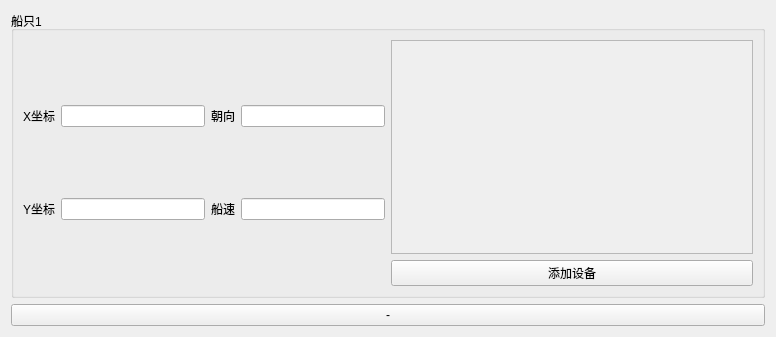
First picture: the form in resource/ui/shipwidget.ui, repository YaHeii/Electromagnetic_Compatibility, before the edit.
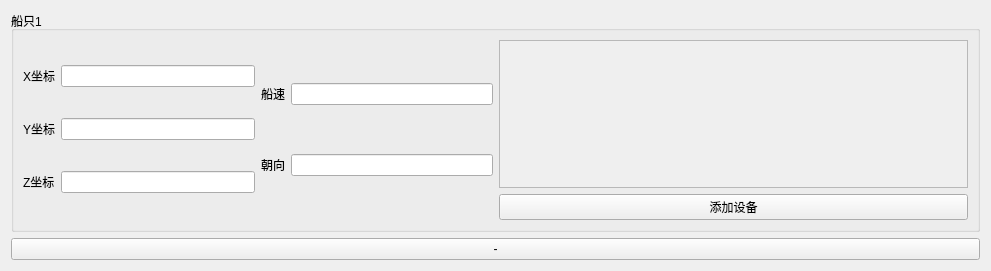
Second picture: the form after the edit.

Commit message: change ship interface

```diff
--- a/resource/ui/shipwidget.ui
+++ b/resource/ui/shipwidget.ui
@@ -6,14 +6,14 @@
    <rect>
     <x>0</x>
     <y>0</y>
-    <width>776</width>
-    <height>337</height>
+    <width>991</width>
+    <height>271</height>
    </rect>
   </property>
   <property name="minimumSize">
    <size>
     <width>0</width>
-    <height>150</height>
+    <height>200</height>
    </size>
   </property>
   <property name="windowTitle">
@@ -24,55 +24,96 @@
     <layout class="QVBoxLayout" name="verticalLayout_4">
      <item>
       <widget class="QGroupBox" name="groupBox">
+       <property name="minimumSize">
+        <size>
+         <width>0</width>
+         <height>200</height>
+        </size>
+       </property>
        <property name="title">
         <string>船只1</string>
        </property>
-       <layout class="QHBoxLayout" name="horizontalLayout_4" stretch="2,2">
+       <layout class="QHBoxLayout" name="horizontalLayout_7">
         <item>
-         <layout class="QGridLayout" name="gridLayout">
-          <property name="sizeConstraint">
-           <enum>QLayout::SizeConstraint::SetNoConstraint</enum>
-          </property>
-          <item row="0" column="1">
-           <widget class="QLineEdit" name="ship_X"/>
-          </item>
-          <item row="0" column="3">
-           <widget class="QLineEdit" name="ship_Orienteation"/>
-          </item>
-          <item row="1" column="3">
-           <widget class="QLineEdit" name="ship_Speed"/>
-          </item>
-          <item row="1" column="1">
-           <widget class="QLineEdit" name="ship_Y"/>
-          </item>
-          <item row="0" column="0">
+         <layout class="QHBoxLayout" name="horizontalLayout_6">
+          <item>
+           <layout class="QVBoxLayout" name="verticalLayout_5">
+            <item>
+             <layout class="QHBoxLayout" name="horizontalLayout">
+              <item>
            <widget class="QLabel" name="label">
             <property name="text">
              <string>X坐标</string>
             </property>
            </widget>
           </item>
-          <item row="1" column="0">
-           <widget class="QLabel" name="label_2">
+              <item>
+               <widget class="QLineEdit" name="X_offset"/>
+              </item>
+             </layout>
+            </item>
+            <item>
+             <layout class="QHBoxLayout" name="horizontalLayout_2">
+              <item>
+               <widget class="QLabel" name="label_3">
             <property name="text">
              <string>Y坐标</string>
             </property>
            </widget>
           </item>
-          <item row="1" column="2">
+              <item>
+               <widget class="QLineEdit" name="Y_offset"/>
+              </item>
+             </layout>
+            </item>
+            <item>
+             <layout class="QHBoxLayout" name="horizontalLayout_3">
+              <item>
+               <widget class="QLabel" name="label_2">
+                <property name="text">
+                 <string>Z坐标</string>
+                </property>
+               </widget>
+              </item>
+              <item>
+               <widget class="QLineEdit" name="Z_offset"/>
+              </item>
+             </layout>
+            </item>
+           </layout>
+          </item>
+          <item>
+           <layout class="QVBoxLayout" name="verticalLayout_6">
+            <item>
+             <layout class="QHBoxLayout" name="horizontalLayout_5">
+              <item>
            <widget class="QLabel" name="label_39">
             <property name="text">
              <string>船速</string>
             </property>
            </widget>
           </item>
-          <item row="0" column="2">
+              <item>
+               <widget class="QLineEdit" name="ship_Speed"/>
+              </item>
+             </layout>
+            </item>
+            <item>
+             <layout class="QHBoxLayout" name="horizontalLayout_4">
+              <item>
            <widget class="QLabel" name="label_38">
             <property name="text">
              <string>朝向</string>
             </property>
            </widget>
           </item>
+              <item>
+               <widget class="QLineEdit" name="ship_Orienteation"/>
+              </item>
+             </layout>
+            </item>
+           </layout>
+          </item>
          </layout>
         </item>
         <item>
@@ -87,8 +128,8 @@
               <rect>
                <x>0</x>
                <y>0</y>
-               <width>361</width>
-               <height>218</height>
+               <width>468</width>
+               <height>152</height>
               </rect>
              </property>
              <layout class="QVBoxLayout" name="verticalLayout_2">
```
Lines whose indentation alone changed are shown as unchanged. The commit also changes 17 other files.
